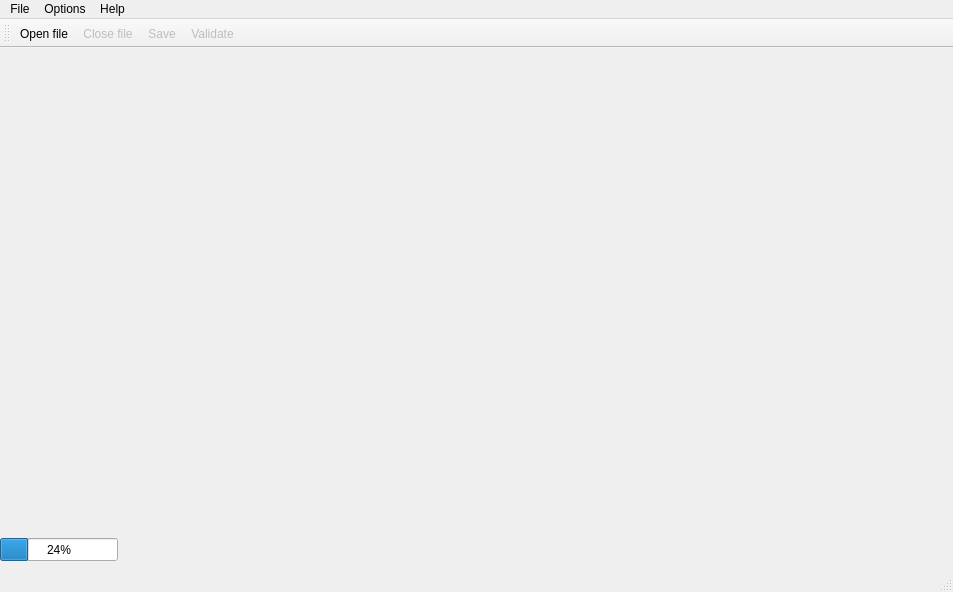
The window that forms/TerRaTronNewInterfaceMainWindow.ui (JulesDoc/TerRaTronNewInterface) describes before a commit, drawn with Qt 5.
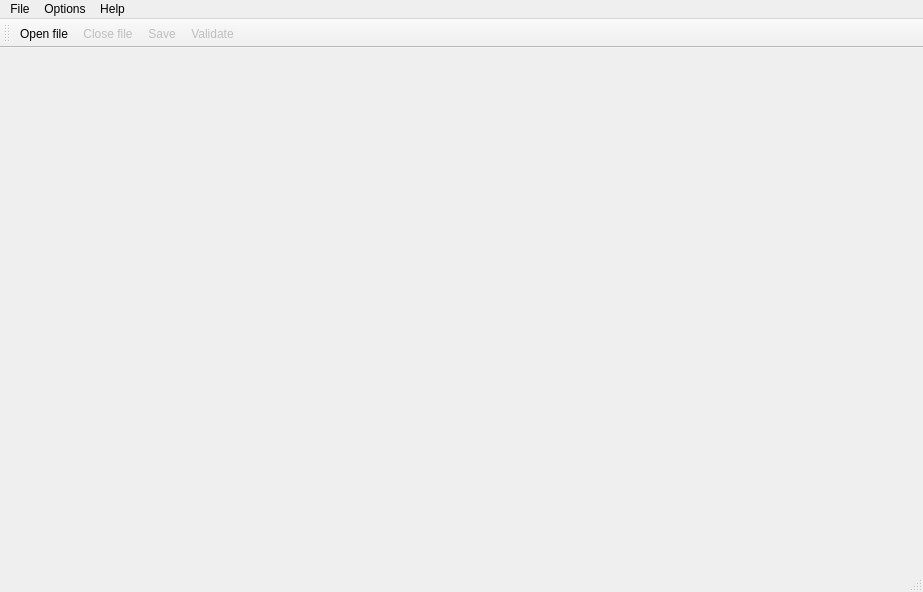
The same window after the commit. Icons and pictures are not drawn.

The edit to the form file:
```diff
--- a/forms/TerRaTronNewInterfaceMainWindow.ui
+++ b/forms/TerRaTronNewInterfaceMainWindow.ui
@@ -6,31 +6,17 @@
    <rect>
     <x>0</x>
     <y>0</y>
-    <width>953</width>
+    <width>923</width>
     <height>592</height>
    </rect>
   </property>
-  <widget class="QWidget" name="centralwidget">
-   <widget class="QProgressBar" name="progressBar">
-    <property name="geometry">
-     <rect>
-      <x>0</x>
-      <y>490</y>
-      <width>118</width>
-      <height>23</height>
-     </rect>
-    </property>
-    <property name="value">
-     <number>24</number>
-    </property>
-   </widget>
-  </widget>
+  <widget class="QWidget" name="centralwidget"/>
   <widget class="QMenuBar" name="menubar">
    <property name="geometry">
     <rect>
      <x>0</x>
      <y>0</y>
-     <width>953</width>
+     <width>923</width>
      <height>21</height>
     </rect>
    </property>
```
